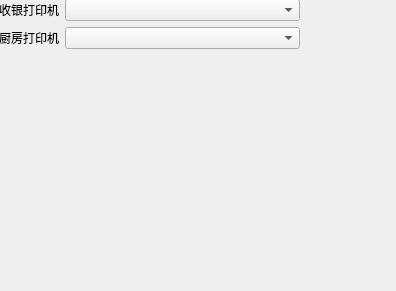
Above: Ui/SettingPage.ui from qingwa901/LocalOrderApp before the change. Below: the same form after it.
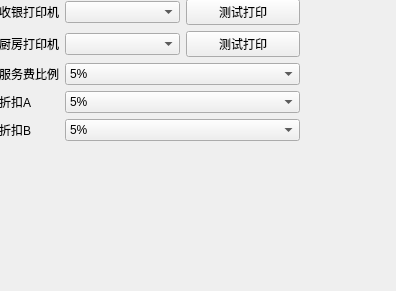
That is the form after the change.

Commit message: Remove WX UI. Enable Printing Allow each food type has individual printer setting.

```diff
--- a/Ui/SettingPage.ui
+++ b/Ui/SettingPage.ui
@@ -30,9 +30,6 @@
       </property>
      </widget>
     </item>
-    <item row="0" column="1">
-     <widget class="QComboBox" name="CBCashierPrinter"/>
-    </item>
     <item row="1" column="0">
      <widget class="QLabel" name="label_2">
       <property name="text">
@@ -40,8 +37,146 @@
       </property>
      </widget>
     </item>
+    <item row="2" column="0">
+     <widget class="QLabel" name="label_3">
+      <property name="text">
+       <string>服务费比例</string>
+      </property>
+     </widget>
+    </item>
     <item row="1" column="1">
-     <widget class="QComboBox" name="CBKitchenPrinter"/>
+     <layout class="QHBoxLayout" name="horizontalLayout">
+      <item>
+       <widget class="QComboBox" name="CBKitchenPrinter"/>
+      </item>
+      <item>
+       <widget class="QPushButton" name="BtnKitchenTestPrint">
+        <property name="text">
+         <string>测试打印</string>
+        </property>
+       </widget>
+      </item>
+     </layout>
+    </item>
+    <item row="0" column="1">
+     <layout class="QHBoxLayout" name="horizontalLayout_2">
+      <item>
+       <widget class="QComboBox" name="CBCashierPrinter"/>
+      </item>
+      <item>
+       <widget class="QPushButton" name="BtnCashierTestPrint">
+        <property name="text">
+         <string>测试打印</string>
+        </property>
+       </widget>
+      </item>
+     </layout>
+    </item>
+    <item row="2" column="1">
+     <widget class="QComboBox" name="CBServiceChargePercent">
+      <item>
+       <property name="text">
+        <string>5%</string>
+       </property>
+      </item>
+      <item>
+       <property name="text">
+        <string>7.5%</string>
+       </property>
+      </item>
+      <item>
+       <property name="text">
+        <string>10%</string>
+       </property>
+      </item>
+      <item>
+       <property name="text">
+        <string>12.5%</string>
+       </property>
+      </item>
+     </widget>
+    </item>
+    <item row="3" column="0">
+     <widget class="QLabel" name="label_4">
+      <property name="text">
+       <string>折扣A</string>
+      </property>
+     </widget>
+    </item>
+    <item row="4" column="0">
+     <widget class="QLabel" name="label_5">
+      <property name="text">
+       <string>折扣B</string>
+      </property>
+     </widget>
+    </item>
+    <item row="3" column="1">
+     <widget class="QComboBox" name="CBDiscountPercentA">
+      <item>
+       <property name="text">
+        <string>5%</string>
+       </property>
+      </item>
+      <item>
+       <property name="text">
+        <string>10%</string>
+       </property>
+      </item>
+      <item>
+       <property name="text">
+        <string>15%</string>
+       </property>
+      </item>
+      <item>
+       <property name="text">
+        <string>20%</string>
+       </property>
+      </item>
+      <item>
+       <property name="text">
+        <string>25%</string>
+       </property>
+      </item>
+      <item>
+       <property name="text">
+        <string>30%</string>
+       </property>
+      </item>
+     </widget>
+    </item>
+    <item row="4" column="1">
+     <widget class="QComboBox" name="CBDiscountPercentB">
+      <item>
+       <property name="text">
+        <string>5%</string>
+       </property>
+      </item>
+      <item>
+       <property name="text">
+        <string>10%</string>
+       </property>
+      </item>
+      <item>
+       <property name="text">
+        <string>15%</string>
+       </property>
+      </item>
+      <item>
+       <property name="text">
+        <string>20%</string>
+       </property>
+      </item>
+      <item>
+       <property name="text">
+        <string>25%</string>
+       </property>
+      </item>
+      <item>
+       <property name="text">
+        <string>30%</string>
+       </property>
+      </item>
+     </widget>
     </item>
    </layout>
   </widget>
```
The commit also changes 26 other files.
